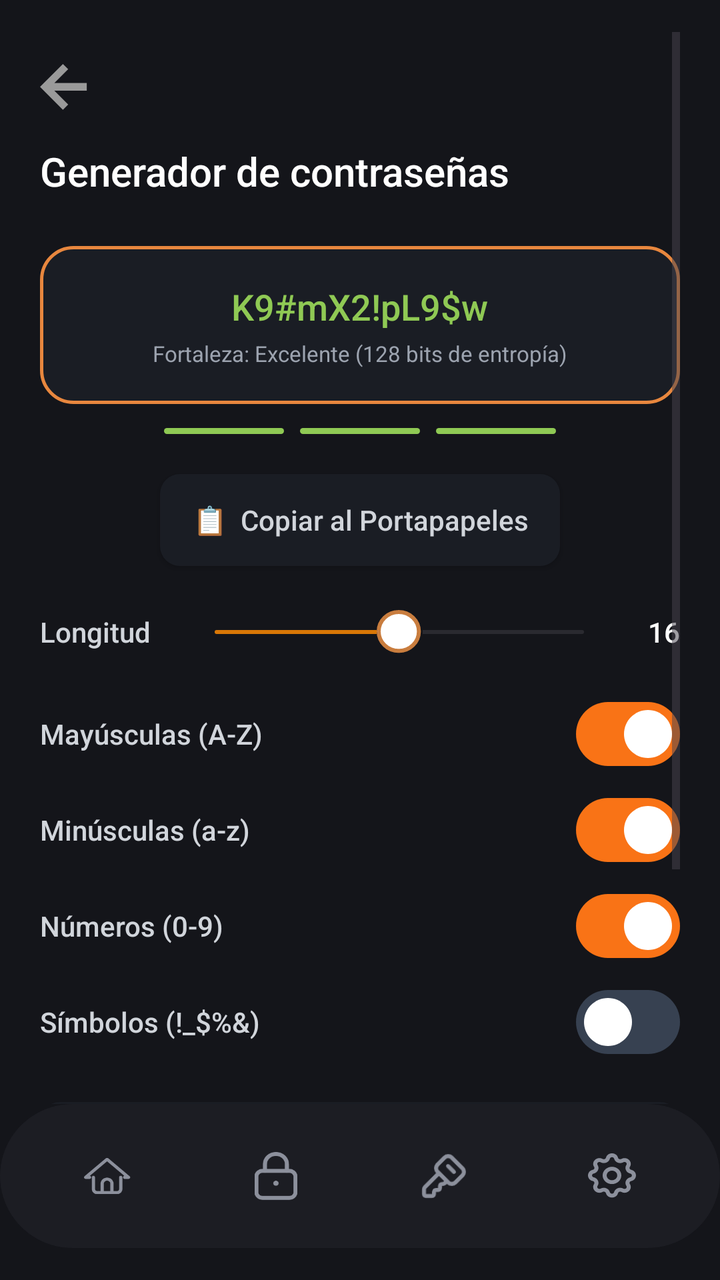
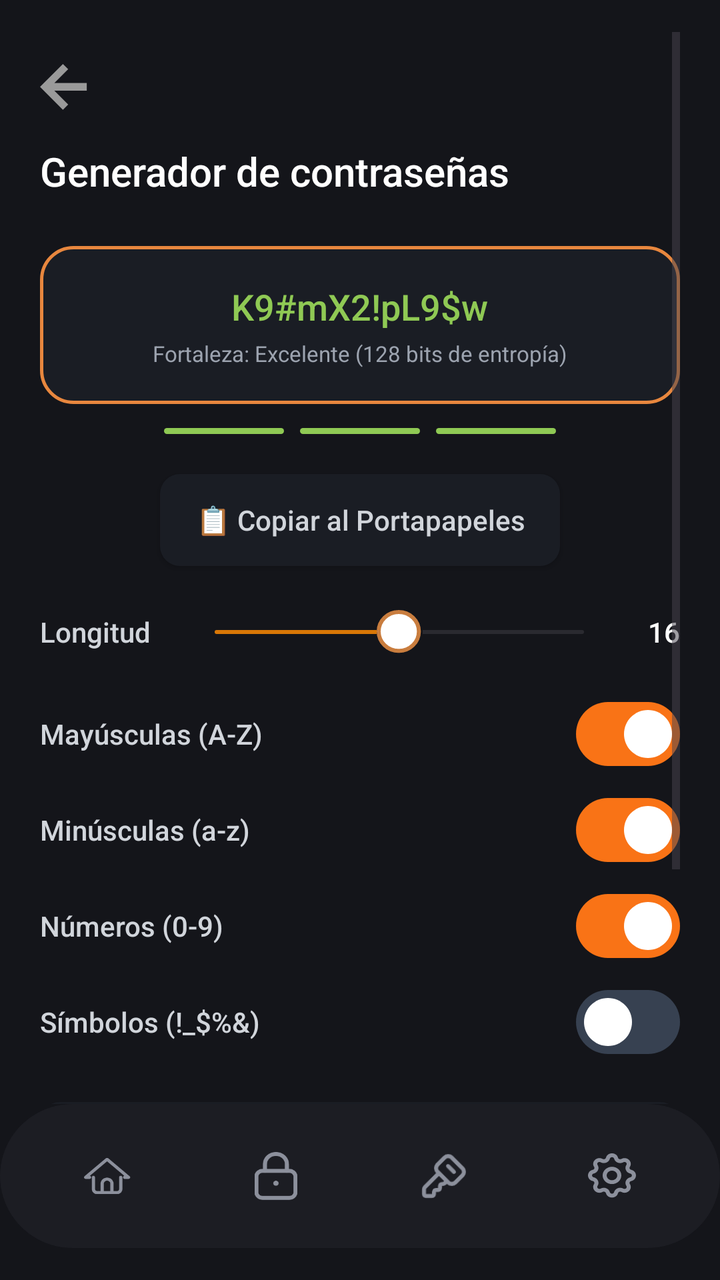

Before-and-after screenshots of an Android layout around one commit, followed by the original layout XML and the change that was made.
<!-- AndroidManifest.xml: application theme Theme.MyApplication -->
<!-- res/layout/activity_password_generator.xml -->
<?xml version="1.0" encoding="utf-8"?>
<androidx.constraintlayout.widget.ConstraintLayout xmlns:android="http://schemas.android.com/apk/res/android"
    xmlns:app="http://schemas.android.com/apk/res-auto"
    android:layout_width="match_parent"
    android:layout_height="match_parent"
    android:background="@color/bg_main">

    
    <ScrollView
        android:layout_width="0dp"
        android:layout_height="0dp"
        android:fillViewport="true"
        android:clipToPadding="false"
        android:paddingHorizontal="20dp"
        android:paddingTop="16dp"
        android:paddingBottom="24dp"
        app:layout_constraintTop_toTopOf="parent"
        app:layout_constraintBottom_toTopOf="@+id/bottomNavContainer"
        app:layout_constraintStart_toStartOf="parent"
        app:layout_constraintEnd_toEndOf="parent">

        <LinearLayout
            android:layout_width="match_parent"
            android:layout_height="wrap_content"
            android:orientation="vertical">

            
            <TextView
                android:layout_width="wrap_content"
                android:layout_height="wrap_content"
                android:layout_marginTop="56dp"
                android:layout_marginBottom="24dp"
                android:fontFamily="sans-serif-medium"
                android:text="Generador de contraseñas"
                android:textColor="#FFFFFF"
                android:textSize="20sp" />

            
            <LinearLayout
                android:layout_width="match_parent"
                android:layout_height="wrap_content"
                android:layout_marginBottom="12dp"
                android:background="@drawable/bg_card_password_border"
                android:gravity="center"
                android:orientation="vertical"
                android:paddingHorizontal="16dp"
                android:paddingVertical="18dp">

                <TextView
                    android:id="@+id/tvGeneratedPassword"
                    android:layout_width="wrap_content"
                    android:layout_height="wrap_content"
                    android:layout_marginBottom="4dp"
                    android:fontFamily="sans-serif-medium"
                    android:text="K9#mX2!pL9$w"
                    android:textColor="#8FC954"
                    android:textSize="18sp" />

                <TextView
                    android:id="@+id/tvStrengthLabel"
                    android:layout_width="wrap_content"
                    android:layout_height="wrap_content"
                    android:fontFamily="sans-serif"
                    android:text="Fortaleza: Excelente (128 bits de entropía)"
                    android:textColor="#9CA3AF"
                    android:textSize="11sp" />
            </LinearLayout>

            
            <LinearLayout
                android:layout_width="match_parent"
                android:layout_height="wrap_content"
                android:layout_marginBottom="20dp"
                android:gravity="center"
                android:orientation="horizontal">

                <View
                    android:id="@+id/viewBar1"
                    android:layout_width="60dp"
                    android:layout_height="3dp"
                    android:layout_marginEnd="8dp"
                    android:background="@drawable/bg_strength_bar_thin" />

                <View
                    android:id="@+id/viewBar2"
                    android:layout_width="60dp"
                    android:layout_height="3dp"
                    android:layout_marginEnd="8dp"
                    android:background="@drawable/bg_strength_bar_thin" />

                <View
                    android:id="@+id/viewBar3"
                    android:layout_width="60dp"
                    android:layout_height="3dp"
                    android:background="@drawable/bg_strength_bar_thin" />
            </LinearLayout>

            
            <androidx.appcompat.widget.AppCompatButton
                android:id="@+id/btnCopy"
                android:layout_width="200dp"
                android:layout_height="46dp"
                android:layout_gravity="center"
                android:layout_marginBottom="22dp"
                android:background="@drawable/bg_card_rounded"
                android:fontFamily="sans-serif-medium"
                android:text="📋  Copiar al Portapapeles"
                android:textAllCaps="false"
                android:textColor="#D1D5DB"
                android:textSize="14sp" />

            
            <LinearLayout
                android:layout_width="match_parent"
                android:layout_height="wrap_content"
                android:layout_marginBottom="24dp"
                android:gravity="center_vertical"
                android:orientation="horizontal">

                <TextView
                    android:layout_width="wrap_content"
                    android:layout_height="wrap_content"
                    android:fontFamily="sans-serif-medium"
                    android:text="Longitud"
                    android:textColor="#D1D5DB"
                    android:textSize="14sp" />

                <SeekBar
                    android:id="@+id/seekBarLength"
                    android:layout_width="0dp"
                    android:layout_height="wrap_content"
                    android:layout_marginStart="16dp"
                    android:layout_marginEnd="16dp"
                    android:layout_weight="1"
                    android:max="32"
                    android:minHeight="2dp"
                    android:maxHeight="2dp"
                    android:progress="16"
                    android:progressDrawable="@drawable/bg_seekbar_thick"
                    android:thumb="@drawable/vector_5" />

                <TextView
                    android:id="@+id/tvLengthValue"
                    android:layout_width="wrap_content"
                    android:layout_height="wrap_content"
                    android:fontFamily="sans-serif-medium"
                    android:text="16"
                    android:textColor="#FFFFFF"
                    android:textSize="14sp" />
            </LinearLayout>

            
            <LinearLayout
                android:layout_width="match_parent"
                android:layout_height="wrap_content"
                android:layout_marginBottom="24dp"
                android:orientation="vertical">

                
                <LinearLayout
                    android:layout_width="match_parent"
                    android:layout_height="wrap_content"
                    android:layout_marginBottom="16dp"
                    android:gravity="center_vertical"
                    android:orientation="horizontal">

                    <TextView
                        android:layout_width="0dp"
                        android:layout_height="wrap_content"
                        android:layout_weight="1"
                        android:fontFamily="sans-serif-medium"
                        android:text="Mayúsculas (A-Z)"
                        android:textColor="#D1D5DB"
                        android:textSize="14sp" />

                    <androidx.appcompat.widget.SwitchCompat
                        android:id="@+id/switchUppercase"
                        android:layout_width="52dp"
                        android:layout_height="32dp"
                        android:checked="true"
                        android:background="@drawable/switch_custom_selector"
                        android:thumb="@null"
                        app:track="@null" />
                </LinearLayout>

                
                <LinearLayout
                    android:layout_width="match_parent"
                    android:layout_height="wrap_content"
                    android:layout_marginBottom="16dp"
                    android:gravity="center_vertical"
                    android:orientation="horizontal">

                    <TextView
                        android:layout_width="0dp"
                        android:layout_height="wrap_content"
                        android:layout_weight="1"
                        android:fontFamily="sans-serif-medium"
                        android:text="Minúsculas (a-z)"
                        android:textColor="#D1D5DB"
                        android:textSize="14sp" />

                    <androidx.appcompat.widget.SwitchCompat
                        android:id="@+id/switchLowercase"
                        android:layout_width="52dp"
                        android:layout_height="32dp"
                        android:checked="true"
                        android:background="@drawable/switch_custom_selector"
                        android:thumb="@null"
                        app:track="@null" />
                </LinearLayout>

                
                <LinearLayout
                    android:layout_width="match_parent"
                    android:layout_height="wrap_content"
                    android:layout_marginBottom="16dp"
                    android:gravity="center_vertical"
                    android:orientation="horizontal">

                    <TextView
                        android:layout_width="0dp"
                        android:layout_height="wrap_content"
                        android:layout_weight="1"
                        android:fontFamily="sans-serif-medium"
                        android:text="Números (0-9)"
                        android:textColor="#D1D5DB"
                        android:textSize="14sp" />

                    <androidx.appcompat.widget.SwitchCompat
                        android:id="@+id/switchNumbers"
                        android:layout_width="52dp"
                        android:layout_height="32dp"
                        android:checked="true"
                        android:background="@drawable/switch_custom_selector"
                        android:thumb="@null"
                        app:track="@null" />
                </LinearLayout>

                
                <LinearLayout
                    android:layout_width="match_parent"
                    android:layout_height="wrap_content"
                    android:gravity="center_vertical"
                    android:orientation="horizontal">

                    <TextView
                        android:layout_width="0dp"
                        android:layout_height="wrap_content"
                        android:layout_weight="1"
                        android:fontFamily="sans-serif-medium"
                        android:text="Símbolos (!_$%&amp;)"
                        android:textColor="#D1D5DB"
                        android:textSize="14sp" />

                    <androidx.appcompat.widget.SwitchCompat
                        android:id="@+id/switchSymbols"
                        android:layout_width="52dp"
                        android:layout_height="32dp"
                        android:background="@drawable/switch_custom_selector"
                        android:thumb="@null"
                        app:track="@null" />
                </LinearLayout>
            </LinearLayout>

            
            <androidx.appcompat.widget.AppCompatButton
                android:id="@+id/btnGenerateNew"
                android:layout_width="match_parent"
                android:layout_height="48dp"
                android:layout_marginBottom="12dp"
                android:background="@drawable/bg_card_rounded"
                android:fontFamily="sans-serif-medium"
                android:text="Generar de nuevo"
                android:textAllCaps="false"
                android:textColor="#D1D5DB"
                android:textSize="14sp" />

            <androidx.appcompat.widget.AppCompatButton
                android:id="@+id/btnAcceptPassword"
                android:layout_width="match_parent"
                android:layout_height="48dp"
                android:layout_marginBottom="16dp"
                android:background="@drawable/bg_button_orange"
                android:fontFamily="sans-serif-medium"
                android:text="Continuar con esta contraseña"
                android:textAllCaps="false"
                android:textColor="#121212"
                android:textSize="14sp" />

        </LinearLayout>
    </ScrollView>

    
    <ImageView
        android:id="@+id/btnBack"
        android:layout_width="24dp"
        android:layout_height="24dp"
        android:layout_marginStart="20dp"
        android:layout_marginTop="32dp"
        android:contentDescription="Volver"
        android:src="@drawable/flecha"
        app:layout_constraintStart_toStartOf="parent"
        app:layout_constraintTop_toTopOf="parent" />

    
    <include
        android:id="@+id/bottomNavContainer"
        layout="@layout/layout_bottom_nav"
        android:layout_width="0dp"
        android:layout_height="72dp"
        android:layout_marginBottom="16dp"
        app:layout_constraintBottom_toBottomOf="parent"
        app:layout_constraintEnd_toEndOf="parent"
        app:layout_constraintStart_toStartOf="parent" />

</androidx.constraintlayout.widget.ConstraintLayout>
<!-- res/layout/layout_bottom_nav.xml (included above) -->
<?xml version="1.0" encoding="utf-8"?>
<LinearLayout xmlns:android="http://schemas.android.com/apk/res/android"
    xmlns:app="http://schemas.android.com/apk/res-auto"
    android:id="@+id/bottomNavContainer"
    android:layout_width="match_parent"
    android:layout_height="72dp"
    android:layout_marginHorizontal="24dp"
    android:layout_marginBottom="16dp"
    android:background="@drawable/bg_bottom_nav"
    android:elevation="8dp"
    android:gravity="center_vertical"
    android:orientation="horizontal"
    android:paddingHorizontal="12dp">

    
    <LinearLayout
        android:id="@+id/btnNavHome"
        android:layout_width="0dp"
        android:layout_height="48dp"
        android:layout_weight="1"
        android:clickable="true"
        android:focusable="true"
        android:gravity="center"
        android:orientation="horizontal">

        <ImageView
            android:id="@+id/ivNavHome"
            android:layout_width="24dp"
            android:layout_height="24dp"
            android:src="@drawable/ic_home"
            app:tint="#8C909C" />
    </LinearLayout>

    
    <LinearLayout
        android:id="@+id/btnNavLock"
        android:layout_width="0dp"
        android:layout_height="48dp"
        android:layout_weight="1"
        android:clickable="true"
        android:focusable="true"
        android:gravity="center"
        android:orientation="horizontal">

        <ImageView
            android:id="@+id/ivNavLock"
            android:layout_width="24dp"
            android:layout_height="24dp"
            android:src="@drawable/ic_lock"
            app:tint="#8C909C" />
    </LinearLayout>

    
    <LinearLayout
        android:id="@+id/btnNavKey"
        android:layout_width="0dp"
        android:layout_height="48dp"
        android:layout_weight="1"
        android:clickable="true"
        android:focusable="true"
        android:gravity="center"
        android:orientation="horizontal">

        <ImageView
            android:id="@+id/ivNavKey"
            android:layout_width="24dp"
            android:layout_height="24dp"
            android:src="@drawable/ic_key"
            app:tint="#8C909C" />
    </LinearLayout>

    
    <LinearLayout
        android:id="@+id/btnNavSettings"
        android:layout_width="0dp"
        android:layout_height="48dp"
        android:layout_weight="1"
        android:clickable="true"
        android:focusable="true"
        android:gravity="center"
        android:orientation="horizontal">

        <ImageView
            android:id="@+id/ivNavSettings"
            android:layout_width="24dp"
            android:layout_height="24dp"
            android:src="@drawable/ic_settings"
            app:tint="#8C909C" />
    </LinearLayout>

</LinearLayout>
<!-- resources referenced by this layout -->
<resources>
  <color name="bg_main">#14151A</color>
  <!-- drawable bg_bottom_nav (drawable) -->
  <vector xmlns:android="http://schemas.android.com/apk/res/android"
      android:width="372dp"
      android:height="75dp"
      android:viewportWidth="372"
      android:viewportHeight="75">
    <path
        android:pathData="M334.58,0H37.42C16.75,0 0,16.79 0,37.5C0,58.21 16.75,75 37.42,75H334.58C355.25,75 372,58.21 372,37.5C372,16.79 355.25,0 334.58,0Z"
        android:fillColor="#1C1D23"/>
  </vector>
  <!-- drawable bg_button_orange (drawable) -->
  <?xml version="1.0" encoding="utf-8"?>
  <shape xmlns:android="http://schemas.android.com/apk/res/android"
      android:shape="rectangle">
      <solid android:color="#E8873E" />
      <corners android:radius="10dp" />
  </shape>
  <!-- drawable bg_card_password_border (drawable) -->
  <?xml version="1.0" encoding="utf-8"?>
  <shape xmlns:android="http://schemas.android.com/apk/res/android"
      android:shape="rectangle">
      <solid android:color="#1A1D24" />
      <stroke android:width="1.5dp" android:color="#E8873E" />
      <corners android:radius="16dp" />
  </shape>
  <!-- drawable bg_card_rounded (drawable) -->
  <?xml version="1.0" encoding="utf-8"?>
  <shape xmlns:android="http://schemas.android.com/apk/res/android"
      android:shape="rectangle">
      <solid android:color="#1A1D24" />
      <corners android:radius="10dp" />
  </shape>
  <!-- drawable bg_strength_bar_thin (drawable) -->
  <?xml version="1.0" encoding="utf-8"?>
  <shape xmlns:android="http://schemas.android.com/apk/res/android"
      android:shape="rectangle">
  
      
      <size android:height="5dp" />
  
      <solid android:color="#8FC954" />
      <corners android:radius="2dp" />
  </shape>
  <!-- drawable flecha (drawable) -->
  <vector xmlns:android="http://schemas.android.com/apk/res/android"
      android:width="15dp"
      android:height="15dp"
      android:viewportWidth="15"
      android:viewportHeight="15">
    <path
        android:pathData="M7.159,14.318L0,7.159L7.159,-0L8.807,1.633L4.482,5.959H14.616V8.359H4.482L8.807,12.677L7.159,14.318Z"
        android:fillColor="#9A9A9A"/>
  </vector>
  <!-- drawable switch_custom_selector (drawable) -->
  <?xml version="1.0" encoding="utf-8"?>
  <selector xmlns:android="http://schemas.android.com/apk/res/android">
      <item android:state_checked="true" android:drawable="@drawable/switch_checked" />
      <item android:state_checked="false" android:drawable="@drawable/switch_unchecked" />
  </selector>
  <!-- drawable vector_5 (drawable) -->
  <vector xmlns:android="http://schemas.android.com/apk/res/android"
      android:width="23dp"
      android:height="22dp"
      android:viewportWidth="23"
      android:viewportHeight="22">
    <path
        android:pathData="M11.05,20.447C16.601,20.447 21.1,16.094 21.1,10.723C21.1,5.353 16.601,1 11.05,1C5.5,1 1,5.353 1,10.723C1,16.094 5.5,20.447 11.05,20.447Z"
        android:strokeWidth="2"
        android:fillColor="#ffffff"
        android:strokeColor="#C97D3E"/>
  </vector>
  <style name="Theme.MyApplication" parent="Base.Theme.MyApplication" />
  <style name="Base.Theme.MyApplication" parent="Theme.Material3.DayNight.NoActionBar">
          <item name="android:windowBackground">#000000</item>
      </style>
  <!-- unchanged entries left out for length: 7 -->
</resources>

<!-- the commit's change to res/layout/activity_password_generator.xml (unified diff, before → after) -->
@@ -31,7 +31,7 @@
                 android:layout_marginTop="56dp"
                 android:layout_marginBottom="24dp"
                 android:fontFamily="sans-serif-medium"
-                android:text="Generador de contraseñas"
+                android:text="@string/generator_title"
                 android:textColor="#FFFFFF"
                 android:textSize="20sp" />
 
@@ -61,7 +61,7 @@
                     android:layout_width="wrap_content"
                     android:layout_height="wrap_content"
                     android:fontFamily="sans-serif"
-                    android:text="Fortaleza: Excelente (128 bits de entropía)"
+                    android:text="@string/generator_strength_hint"
                     android:textColor="#9CA3AF"
                     android:textSize="11sp" />
             </LinearLayout>
@@ -104,7 +104,7 @@
                 android:layout_marginBottom="22dp"
                 android:background="@drawable/bg_card_rounded"
                 android:fontFamily="sans-serif-medium"
-                android:text="📋  Copiar al Portapapeles"
+                android:text="@string/generator_copy"
                 android:textAllCaps="false"
                 android:textColor="#D1D5DB"
                 android:textSize="14sp" />
@@ -121,7 +121,7 @@
                     android:layout_width="wrap_content"
                     android:layout_height="wrap_content"
                     android:fontFamily="sans-serif-medium"
-                    android:text="Longitud"
+                    android:text="@string/generator_length"
                     android:textColor="#D1D5DB"
                     android:textSize="14sp" />
 
@@ -169,7 +169,7 @@
                         android:layout_height="wrap_content"
                         android:layout_weight="1"
                         android:fontFamily="sans-serif-medium"
-                        android:text="Mayúsculas (A-Z)"
+                        android:text="@string/generator_uppercase"
                         android:textColor="#D1D5DB"
                         android:textSize="14sp" />
 
@@ -196,7 +196,7 @@
                         android:layout_height="wrap_content"
                         android:layout_weight="1"
                         android:fontFamily="sans-serif-medium"
-                        android:text="Minúsculas (a-z)"
+                        android:text="@string/generator_lowercase"
                         android:textColor="#D1D5DB"
                         android:textSize="14sp" />
 
<!-- resource entries referenced after the edit -->
@@ -72,6 +72,12 @@
         android:fillColor="#ffffff"
         android:strokeColor="#C97D3E"/>
   </vector>
+  <string name="generator_copy">📋  Copiar al Portapapeles</string>
+  <string name="generator_length">Longitud</string>
+  <string name="generator_lowercase">Minúsculas (a-z)</string>
+  <string name="generator_strength_hint">Fortaleza: Excelente (128 bits de entropía)</string>
+  <string name="generator_title">Generador de contraseñas</string>
+  <string name="generator_uppercase">Mayúsculas (A-Z)</string>
   <style name="Theme.MyApplication" parent="Base.Theme.MyApplication" />
   <style name="Base.Theme.MyApplication" parent="Theme.Material3.DayNight.NoActionBar">
           <item name="android:windowBackground">#000000</item>
